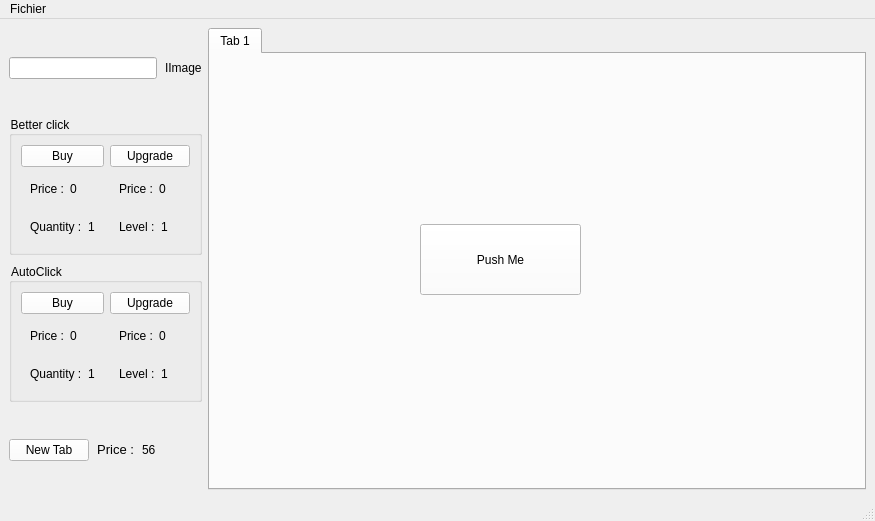
bradefaire/CLiiCKER, file mainwindow.ui: the form before one commit.
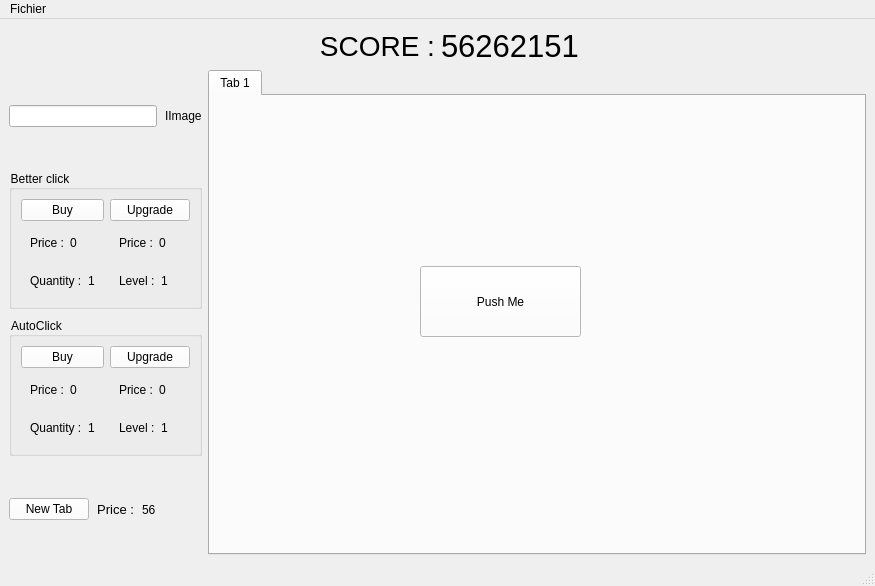
The form after the commit.

Commit message: refait l'interface

The edit to the form file:
```diff
--- a/mainwindow.ui
+++ b/mainwindow.ui
@@ -10,7 +10,7 @@
     <x>0</x>
     <y>0</y>
     <width>875</width>
-    <height>521</height>
+    <height>586</height>
    </rect>
   </property>
   <property name="windowTitle">
@@ -21,7 +21,7 @@
   </property>
   <widget class="QWidget" name="centralwidget">
    <layout class="QFormLayout" name="formLayout_2">
-    <item row="0" column="0">
+    <item row="2" column="0">
      <layout class="QVBoxLayout" name="verticalLayout_2">
       <property name="spacing">
        <number>8</number>
@@ -336,7 +336,7 @@
       </item>
      </layout>
     </item>
-    <item row="0" column="1">
+    <item row="2" column="1">
      <widget class="QTabWidget" name="tabWidget">
       <property name="currentIndex">
        <number>0</number>
@@ -366,6 +366,49 @@
       </widget>
      </widget>
     </item>
+    <item row="0" column="0" colspan="2">
+     <layout class="QHBoxLayout" name="horizontalLayout_11">
+      <item>
+       <widget class="QLabel" name="label_8">
+        <property name="sizePolicy">
+         <sizepolicy hsizetype="Fixed" vsizetype="Fixed">
+          <horstretch>0</horstretch>
+          <verstretch>0</verstretch>
+         </sizepolicy>
+        </property>
+        <property name="maximumSize">
+         <size>
+          <width>6611</width>
+          <height>16777215</height>
+         </size>
+        </property>
+        <property name="font">
+         <font>
+          <pointsize>21</pointsize>
+         </font>
+        </property>
+        <property name="text">
+         <string>SCORE :</string>
+        </property>
+        <property name="alignment">
+         <set>Qt::AlignRight|Qt::AlignTrailing|Qt::AlignVCenter</set>
+        </property>
+       </widget>
+      </item>
+      <item>
+       <widget class="QLabel" name="label_11">
+        <property name="font">
+         <font>
+          <pointsize>23</pointsize>
+         </font>
+        </property>
+        <property name="text">
+         <string>56262151</string>
+        </property>
+       </widget>
+      </item>
+     </layout>
+    </item>
    </layout>
   </widget>
   <widget class="QMenuBar" name="menubar">
```
The commit also changes 1 other file.
